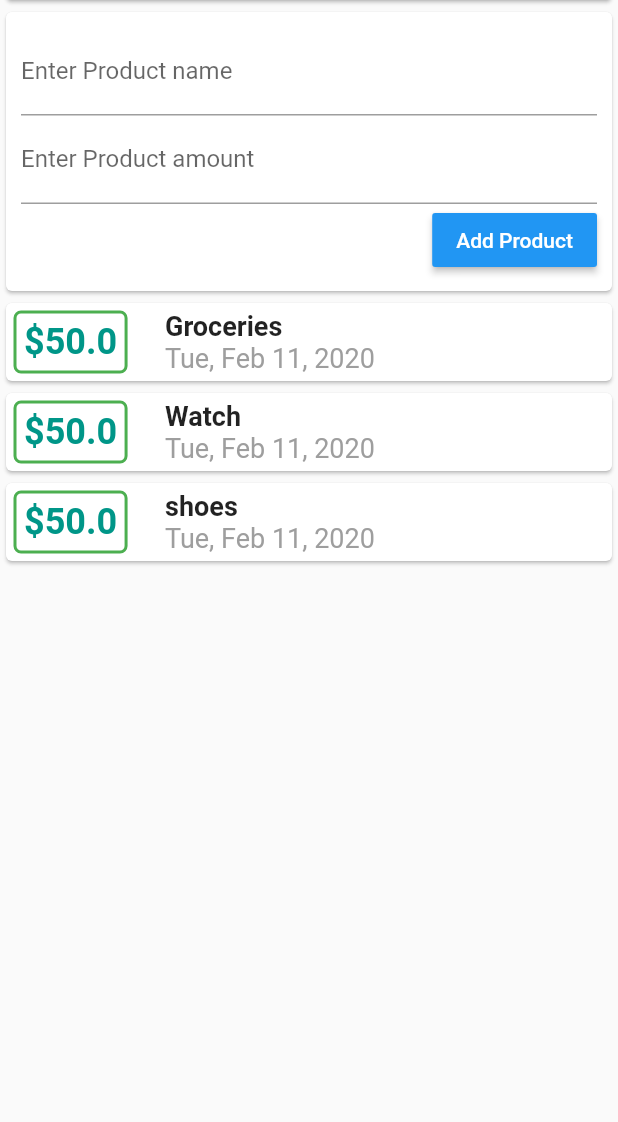
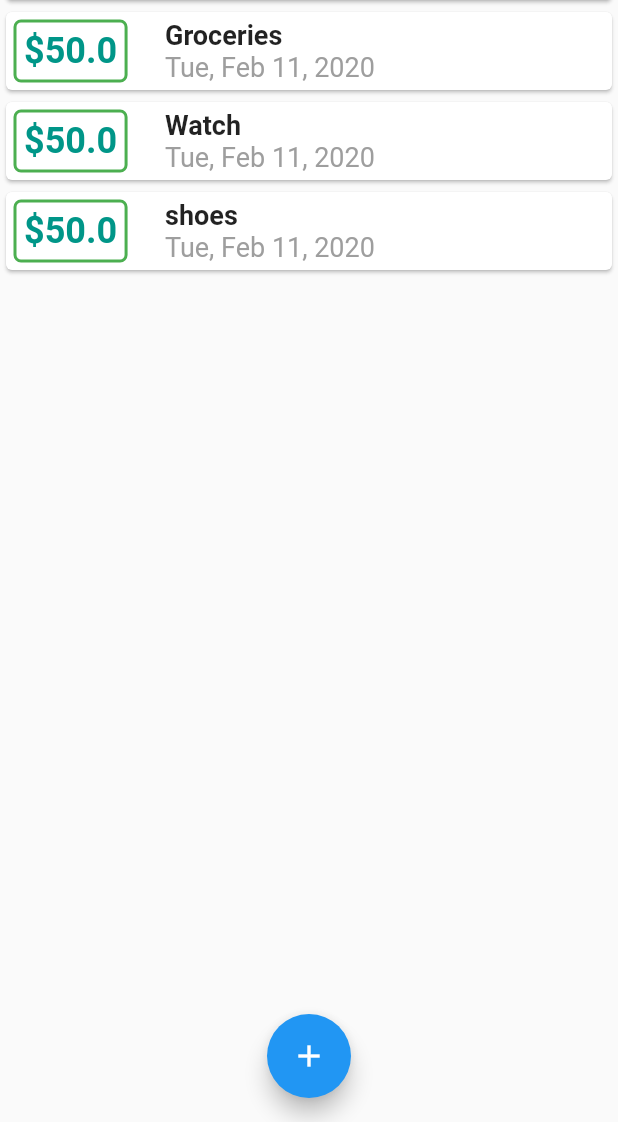
Before and after one commit to NisAchal/Bill-traker, a Flutter app: the screen it shows after launch, on a phone screen of 412 x 824 dp, the part 114-1236 px from its top. Run offline on Flutter 3.47's test engine with Material 2 defaults, Android fonts, the phone set to English and light mode, and no system bars.

Commit message:
second installment of bill traker

```diff
--- a/lib/main.dart
+++ b/lib/main.dart
@@ -1,4 +1,6 @@
 import 'package:bill_traker/model/transaction.dart';
+import 'package:bill_traker/widgets/new_transaction.dart';
+import 'package:bill_traker/widgets/transaction_list.dart';
 import 'package:flutter/material.dart';
 import 'package:intl/intl.dart';
 
@@ -24,19 +26,27 @@ class _BillPageState extends State<BillPage> {
   String title;
   double amount;
 
-  void addTransaction(String txTitle, double txAmount) {
+  void _addTransaction(String txTitle, double txAmount) {
     final newTx =
         Transaction(title: txTitle, amount: txAmount, date: DateTime.now());
     setState(() {
-      userTranaction.add(newTx);
+      _userTranaction.add(newTx);
     });
   }
 
-  List<Transaction> userTranaction = [
+  List<Transaction> _userTranaction = [
     Transaction(title: "Groceries", amount: 50.00, date: DateTime.now()),
     Transaction(title: "Watch", amount: 50.00, date: DateTime.now()),
     Transaction(title: "shoes", amount: 50.00, date: DateTime.now()),
   ];
+
+  void _showAddTransaction(BuildContext context) {
+    showModalBottomSheet(
+        context: context,
+        builder: (ctx) {
+          return NewTransaction(_addTransaction);
+        });
+  }
 
   @override
   Widget build(BuildContext context) {
@@ -54,92 +64,15 @@ class _BillPageState extends State<BillPage> {
                 child: Text("Chart"),
               ),
             ),
-            Card(
-              child: Container(
-                padding: EdgeInsets.all(10),
-                child: Column(
-                  crossAxisAlignment: CrossAxisAlignment.end,
-                  children: <Widget>[
-                    TextField(
-                      decoration:
-                          InputDecoration(labelText: "Enter Product name"),
-                      onChanged: (value) {
-                        title = value;
-                      },
-                    ),
-                    TextField(
-                      decoration:
-                          InputDecoration(labelText: "Enter Product amount"),
-                      onChanged: (value) {
-                        amount = double.parse(value);
-                      },
-                      keyboardType: TextInputType.number,
-                    ),
-                    RaisedButton(
-                      child: Text(
-                        "Add Product",
-                      ),
-                      color: Colors.blue,
-                      textColor: Colors.white,
-                      onPressed: () {
-                        addTransaction(title, amount);
-                      },
-                    )
-                  ],
-                ),
-              ),
-            ),
-            Column(
-              children: userTranaction.map((tx) {
-                return Card(
-                  child: Row(
-                    children: <Widget>[
-                      Container(
-                        child: Text(
-                          "\$${tx.amount.toString()}",
-                          style: TextStyle(
-                              color: Colors.teal,
-                              fontSize: 24,
-                              fontWeight: FontWeight.bold),
-                        ),
-                        decoration: BoxDecoration(
-                            border: Border.all(
-                              color: Colors.green,
-                              width: 2,
-                            ),
-                            borderRadius: BorderRadius.circular(5)),
-                        margin: EdgeInsets.all(5),
-                        padding: EdgeInsets.all(5),
-                      ),
-                      SizedBox(
-                        width: 20,
-                      ),
-                      Column(
-                        crossAxisAlignment: CrossAxisAlignment.start,
-                        children: <Widget>[
-                          Text(
-                            tx.title,
-                            style: TextStyle(
-                              fontWeight: FontWeight.bold,
-                              fontSize: 18,
-                            ),
-                          ),
-                          Text(
-                            DateFormat.yMMMEd().format(tx.date),
-                            style: TextStyle(
-                              color: Colors.grey,
-                              fontSize: 18,
-                            ),
-                          ),
-                        ],
-                      )
-                    ],
-                  ),
-                );
-              }).toList(),
-            ),
+            //  NewTransaction(_addTransaction),
+            TransactionList(_userTranaction),
           ],
         ),
+      ),
+      floatingActionButtonLocation: FloatingActionButtonLocation.centerFloat,
+      floatingActionButton: FloatingActionButton(
+        child: Icon(Icons.add),
+        onPressed: () => _showAddTransaction(context),
       ),
     );
   }
--- /dev/null
+++ b/lib/widgets/transaction_list.dart
@@ -0,0 +1,60 @@
+import 'package:bill_traker/model/transaction.dart';
+import 'package:flutter/material.dart';
+import 'package:intl/intl.dart';
+
+class TransactionList extends StatelessWidget {
+  final List<Transaction> transactions;
+  TransactionList(this.transactions);
+  @override
+  Widget build(BuildContext context) {
+    return Column(
+      children: transactions.map((tx) {
+        return Card(
+          child: Row(
+            children: <Widget>[
+              Container(
+                child: Text(
+                  "\$${tx.amount.toString()}",
+                  style: TextStyle(
+                      color: Colors.teal,
+                      fontSize: 24,
+                      fontWeight: FontWeight.bold),
+                ),
+                decoration: BoxDecoration(
+                    border: Border.all(
+                      color: Colors.green,
+                      width: 2,
+                    ),
+                    borderRadius: BorderRadius.circular(5)),
+                margin: EdgeInsets.all(5),
+                padding: EdgeInsets.all(5),
+              ),
+              SizedBox(
+                width: 20,
+              ),
+              Column(
+                crossAxisAlignment: CrossAxisAlignment.start,
+                children: <Widget>[
+                  Text(
+                    tx.title,
+                    style: TextStyle(
+                      fontWeight: FontWeight.bold,
+                      fontSize: 18,
+                    ),
+                  ),
+                  Text(
+                    DateFormat.yMMMEd().format(tx.date),
+                    style: TextStyle(
+                      color: Colors.grey,
+                      fontSize: 18,
+                    ),
+                  ),
+                ],
+              )
+            ],
+          ),
+        );
+      }).toList(),
+    );
+  }
+}
```
Also changed, not shown: lib/widgets/new_transaction.dart (added, +56 -0 lines).
